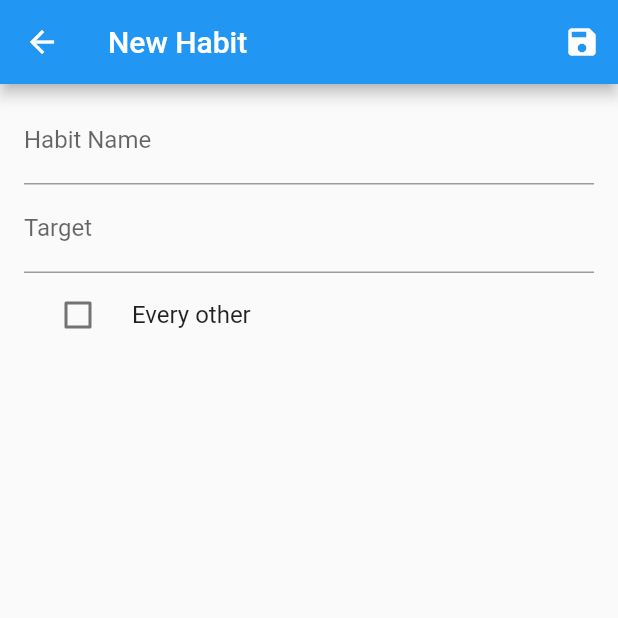
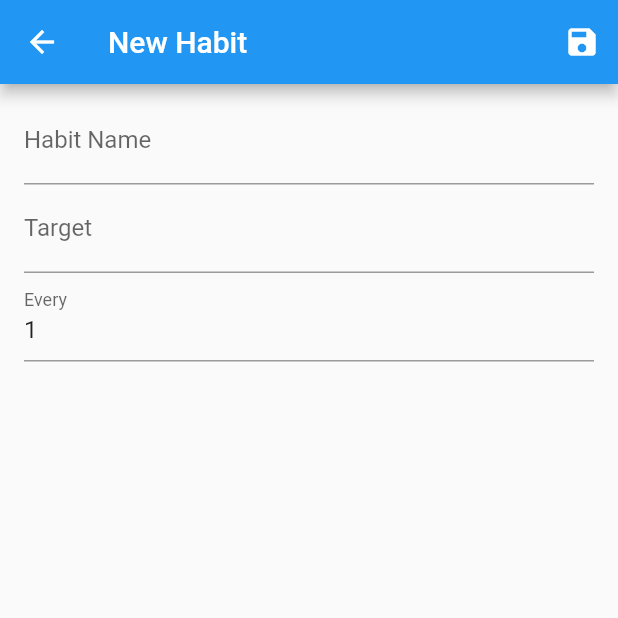
Before and after one commit to Knotworking/streak, a Flutter app: the AddHabitPage screen opened directly, after a tap on the "save" icon, on a phone screen of 412 x 824 dp, the top half of it. Run offline on Flutter 3.47's test engine with Material 2 defaults, Android fonts, the phone set to English and light mode, and no system bars; our stand-ins replace jiffy, sqflite; missing offline and left inert: enum_to_string; accounts and stored records are empty.

Commit message:
add "every X time-periods" options

```diff
--- a/lib/models/Habit.dart
+++ b/lib/models/Habit.dart
@@ -6,6 +6,7 @@ class Habit {
   static const targetKey = 'target';
   static const targetPeriodKey = 'targetPeriod';
   static const periodCountKey = 'periodCount';
+  static const countForPeriodKey = 'countForPeriod';
   static const streakKey = 'streak';
   static const periodEndKey = 'periodEnd';
 
@@ -14,6 +15,7 @@ class Habit {
   int target;
   TargetPeriod targetPeriod;
   int periodCount;
+  int countForPeriod;
   int streak;
   DateTime periodEnd;
 
@@ -23,9 +25,9 @@ class Habit {
       this.target,
       this.targetPeriod,
       this.periodCount,
+      this.countForPeriod,
       this.streak,
-      this.periodEnd
-      });
+      this.periodEnd});
 
   //TODO "new" habit constructor
 
@@ -38,7 +40,8 @@ class Habit {
         nameKey: name,
         targetKey: target,
         targetPeriodKey: targetPeriod.toString().split('.').last,
-        periodCountKey : periodCount,
+        periodCountKey: periodCount,
+        countForPeriodKey: countForPeriod,
         streakKey: streak,
         periodEndKey: periodEnd.millisecondsSinceEpoch
       };
@@ -47,7 +50,8 @@ class Habit {
         nameKey: name,
         targetKey: target,
         targetPeriodKey: targetPeriod.toString().split('.').last,
-        periodCountKey : periodCount,
+        periodCountKey: periodCount,
+        countForPeriodKey: countForPeriod,
         streakKey: streak,
         periodEndKey: periodEnd.millisecondsSinceEpoch
       };
@@ -63,6 +67,7 @@ class Habit {
         '$targetKey: $target, '
         '$targetPeriodKey: $targetPeriod, '
         '$periodCountKey: $periodCount, '
+        '$countForPeriodKey: $countForPeriod, '
         '$streakKey: $streak, '
         '$periodEndKey: $periodEnd}';
   }
--- a/lib/ui/pages/AddHabitPage.dart
+++ b/lib/ui/pages/AddHabitPage.dart
@@ -14,17 +14,19 @@ class AddHabitPage extends StatefulWidget {
 class _AddHabitPageState extends State<AddHabitPage> {
   int _selectedPeriodIndex = 0;
   List<String> _periodOptions = EnumToString.toList(TargetPeriod.values);
-  bool _everyOther = false;
   TextEditingController _nameController = TextEditingController();
   TextEditingController _targetController = TextEditingController();
+  TextEditingController _periodCountController = TextEditingController(text: '1');
 
   Widget _buildPeriodChips() {
     List<Widget> chips = new List();
 
+    String plural = _periodCountController.text.length > 0 && int.parse(_periodCountController.text) > 1 ? 's' : '';
+
     for (int i = 0; i < _periodOptions.length; i++) {
       ChoiceChip choiceChip = ChoiceChip(
         selected: _selectedPeriodIndex == i,
-        label: Text(_periodOptions[i], style: TextStyle(color: Colors.white)),
+        label: Text('${_periodOptions[i]}$plural', style: TextStyle(color: Colors.white)),
         elevation: 1,
         pressElevation: 0,
         backgroundColor: Colors.black54,
@@ -64,6 +66,7 @@ class _AddHabitPageState extends State<AddHabitPage> {
 
                 TargetPeriod targetPeriod = EnumToString.fromString(TargetPeriod.values,
                     _periodOptions[_selectedPeriodIndex]);
+                int periodCount = int.parse(_periodCountController.text);
                 //TODO validate
                 //TODO calculate period end using every-other or every X
                 Habit habit = Habit(
@@ -71,9 +74,10 @@ class _AddHabitPageState extends State<AddHabitPage> {
                     name: _nameController.text,
                     target: int.parse(_targetController.text),
                     targetPeriod: targetPeriod,
-                    periodCount: 0,
+                    periodCount: periodCount,
+                    countForPeriod: 0,
                     streak: 0,
-                    periodEnd: HabitUtils.calculatePeriodEnd(DateTime.now(), targetPeriod));
+                    periodEnd: HabitUtils.calculatePeriodEnd(DateTime.now(), targetPeriod, periodCount));
                 Navigator.pop(context, habit);
               })
         ],
@@ -94,16 +98,18 @@ class _AddHabitPageState extends State<AddHabitPage> {
                 FilteringTextInputFormatter.digitsOnly
               ], // Only numbers can be entered
             ),
-            CheckboxListTile(
-              title: Text("Every other"),
-              value: _everyOther,
-              onChanged: (newValue) {
+            TextField(
+              controller: _periodCountController,
+              decoration: InputDecoration(labelText: "Every"),
+              keyboardType: TextInputType.number,
+              inputFormatters: <TextInputFormatter>[
+                FilteringTextInputFormatter.digitsOnly
+              ],
+              onChanged: (text) {
                 setState(() {
-                  _everyOther = newValue;
+                  //refresh state
                 });
-              },
-              controlAffinity:
-                  ListTileControlAffinity.leading, //  <-- leading Checkbox
+              },// Only numbers can be entered
             ),
             SizedBox(height: 50, child: _buildPeriodChips())
           ],
--- a/pubspec.yaml
+++ b/pubspec.yaml
@@ -32,6 +32,8 @@ dependencies:
   cupertino_icons: ^1.0.1
 
   enum_to_string: ^2.0.1
+
+  jiffy: ^4.1.0
 
 dev_dependencies:
   flutter_test:
```
Also changed, not shown: lib/HabitUtils.dart (+5 -5 lines), lib/data/DatabaseHelper.dart (+9 -6 lines), lib/main.dart (+7 -4 lines), pubspec.lock, 1 other file.
